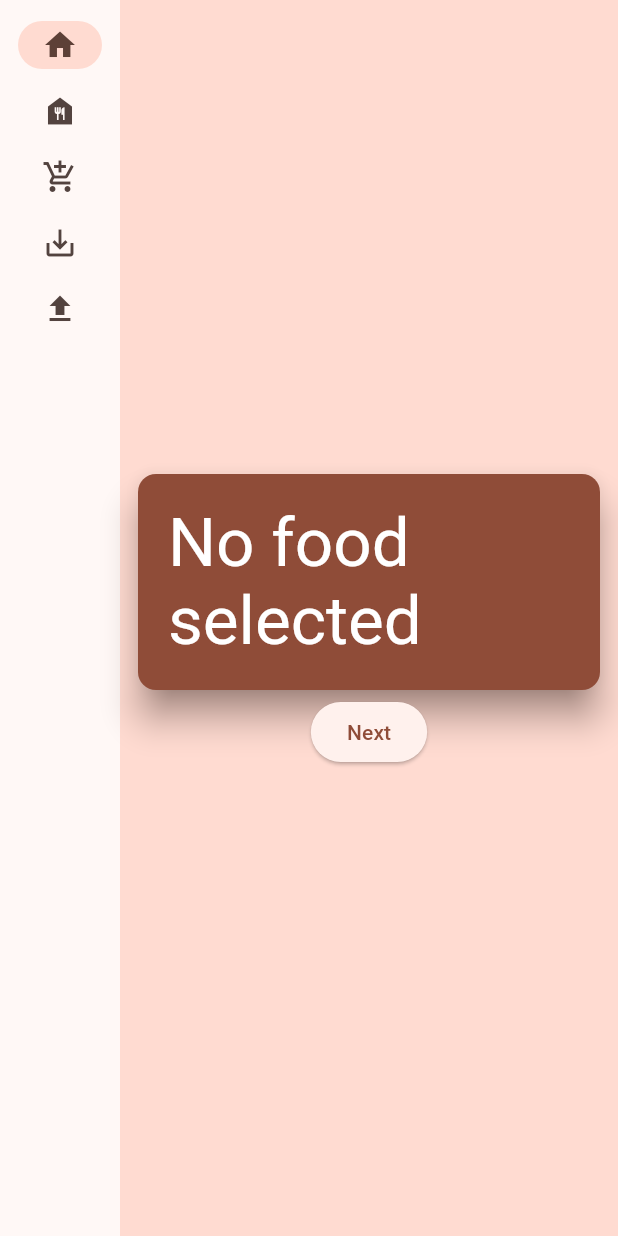
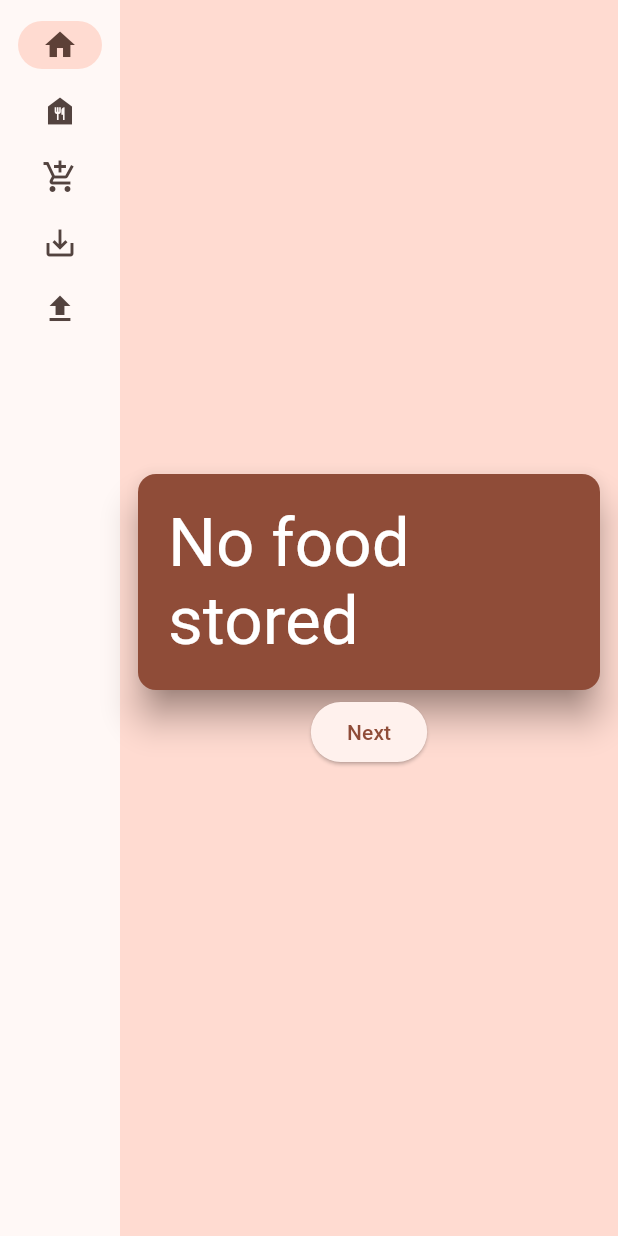
Before and after one commit to JohnnyDoesStuff/Foodstuff, a Flutter app: the screen it shows after launch, on a phone screen of 412 x 824 dp. Run offline on Flutter 3.47's test engine with Material 3 defaults, Android fonts, the light colour scheme and no system bars; missing offline and left inert: flutter_file_dialog; generated files the repository leaves out were written again.

Commit message:
add remaining texts to localization

```diff
--- a/foodstuff/lib/food_add_page.dart
+++ b/foodstuff/lib/food_add_page.dart
@@ -1,5 +1,6 @@
 import 'package:flutter/material.dart';
 import 'package:foodstuff/food_database.dart';
+import 'package:foodstuff/localization.dart';
 
 class FoodAddPage extends StatelessWidget {
   final FoodDatabase database;
@@ -8,6 +9,7 @@ class FoodAddPage extends StatelessWidget {
 
   @override
   Widget build(BuildContext context) {
+    var localization = Localization.getLocalization(context);
     return Center(
       child: Padding(
         padding: const EdgeInsets.all(8.0),
@@ -17,7 +19,7 @@ class FoodAddPage extends StatelessWidget {
             TextField(
               decoration: InputDecoration(
                 border: UnderlineInputBorder(),
-                hintText: 'Enter a food name',
+                hintText: localization.addFoodName,
               ),
               controller: textController,
             ),
@@ -31,7 +33,7 @@ class FoodAddPage extends StatelessWidget {
                     child: Row(
                       children: [
                         Icon(Icons.add),
-                        Text('Add food'),
+                        Text(localization.addFoodButton),
                       ],
                     ))
               ],
--- a/foodstuff/lib/generator_page.dart
+++ b/foodstuff/lib/generator_page.dart
@@ -1,5 +1,6 @@
 import 'package:flutter/material.dart';
 import 'package:foodstuff/food_card.dart';
+import 'package:foodstuff/localization.dart';
 import 'package:foodstuff/my_app_state.dart';
 import 'package:provider/provider.dart';
 
@@ -8,6 +9,7 @@ class GeneratorPage extends StatelessWidget {
   Widget build(BuildContext context) {
     var appState = context.watch<MyAppState>();
     var currentFood = appState.current;
+    var localization = Localization.getLocalization(context);
 
     return Padding(
       padding: const EdgeInsets.all(8.0),
@@ -23,7 +25,7 @@ class GeneratorPage extends StatelessWidget {
                   onPressed: () {
                     appState.getNextFood();
                   },
-                  child: Text('Next'),
+                  child: Text(localization.nextButton),
                 ),
               ],
             ),
--- a/foodstuff/lib/initializing_page.dart
+++ b/foodstuff/lib/initializing_page.dart
@@ -1,15 +1,17 @@
 import 'package:flutter/material.dart';
+import 'package:foodstuff/localization.dart';
 
 class InitializingPage extends StatelessWidget {
   InitializingPage();
 
   @override
   Widget build(BuildContext context) {
+    var localization = Localization.getLocalization(context);
     return Center(
       child: Padding(
         padding: const EdgeInsets.all(8.0),
         child: Text(
-          "Please wait...",
+          localization.waiting,
           textDirection: TextDirection.ltr,
         ),
       ),
--- a/foodstuff/lib/load_page.dart
+++ b/foodstuff/lib/load_page.dart
@@ -1,6 +1,7 @@
 import 'package:flutter/material.dart';
 import 'package:flutter_file_dialog/flutter_file_dialog.dart';
 import 'package:foodstuff/food_database.dart';
+import 'package:foodstuff/localization.dart';
 
 class LoadPage extends StatelessWidget {
   final FoodDatabase database;
@@ -13,6 +14,7 @@ class LoadPage extends StatelessWidget {
       dialogType: OpenFileDialogType.document,
       sourceType: SourceType.photoLibrary,
     );
+    var localization = Localization.getLocalization(context);
 
     return Padding(
       padding: const EdgeInsets.all(8.0),
@@ -20,7 +22,7 @@ class LoadPage extends StatelessWidget {
         child: Column(
           mainAxisAlignment: MainAxisAlignment.center,
           children: [
-            Text('Import food from a file'),
+            Text(localization.importFoodFile),
             Row(
               mainAxisSize: MainAxisSize.min,
               children: [
@@ -33,7 +35,7 @@ class LoadPage extends StatelessWidget {
                   child: Row(
                     children: [
                       Icon(Icons.upload),
-                      Text('Import food data'),
+                      Text(localization.importFoodDataButton),
                     ],
                   ),
                 ),
--- a/foodstuff/lib/localization.dart
+++ b/foodstuff/lib/localization.dart
@@ -4,10 +4,16 @@ import 'package:flutter_gen/gen_l10n/app_localizations_en.dart';
 
 class Localization {
   static AppLocalizations _defaultLocalization = AppLocalizationsEn();
+  static AppLocalizations _currentLocalization = _defaultLocalization;
 
   static AppLocalizations getLocalization(BuildContext context) {
     var localization = AppLocalizations.of(context);
     localization ??= _defaultLocalization;
+    _currentLocalization = localization;
     return localization;
   }
+
+  static AppLocalizations getCurrentLocalization() {
+    return _currentLocalization;
+  }
 }
--- a/foodstuff/lib/my_app_state.dart
+++ b/foodstuff/lib/my_app_state.dart
@@ -1,19 +1,27 @@
 import 'dart:math';
 
+import 'package:flutter_gen/gen_l10n/app_localizations.dart';
 import 'package:flutter/material.dart';
 import 'package:foodstuff/food_database.dart';
+import 'package:foodstuff/localization.dart';
 
 class MyAppState extends ChangeNotifier {
   // todo: make database private since it is a late variable
   FoodDatabase database;
-  var current = 'No food selected';
+  late AppLocalizations localization;
+  late String current;
 
-  MyAppState._(this.database);
+  MyAppState._(this.database) {
+    // todo: if localization is configurable at some point
+    // it has to be checked if this gets updated automatically or not
+    localization = Localization.getCurrentLocalization();
+    current = localization.appStateNoFoodStored;
+  }
 
   void getNextFood() {
     var allFood = database.getFood();
     if (allFood.isEmpty) {
-      current = 'No food is stored';
+      current = localization.appStateNoFoodStored;
     } else {
       current = _getRandomElement(allFood);
     }
```
Also changed, not shown: foodstuff/lib/l10n/app_de.arb (+11 -1 lines), foodstuff/lib/l10n/app_en.arb (+40 -0 lines), foodstuff/lib/save_page.dart (+5 -3 lines).
